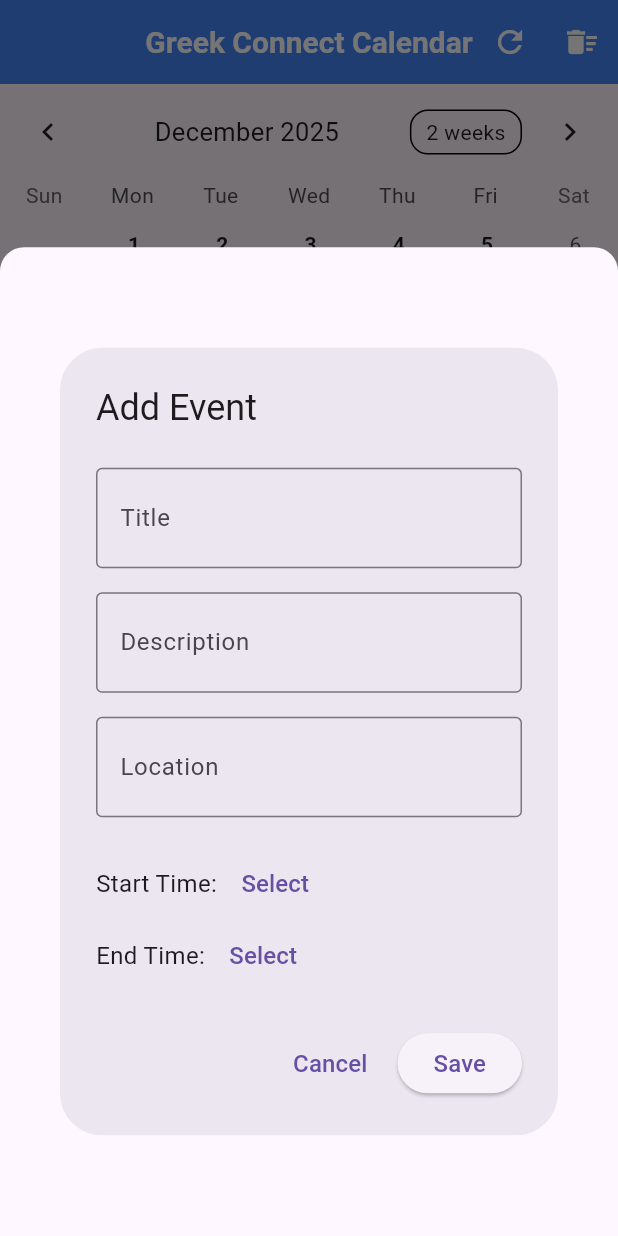
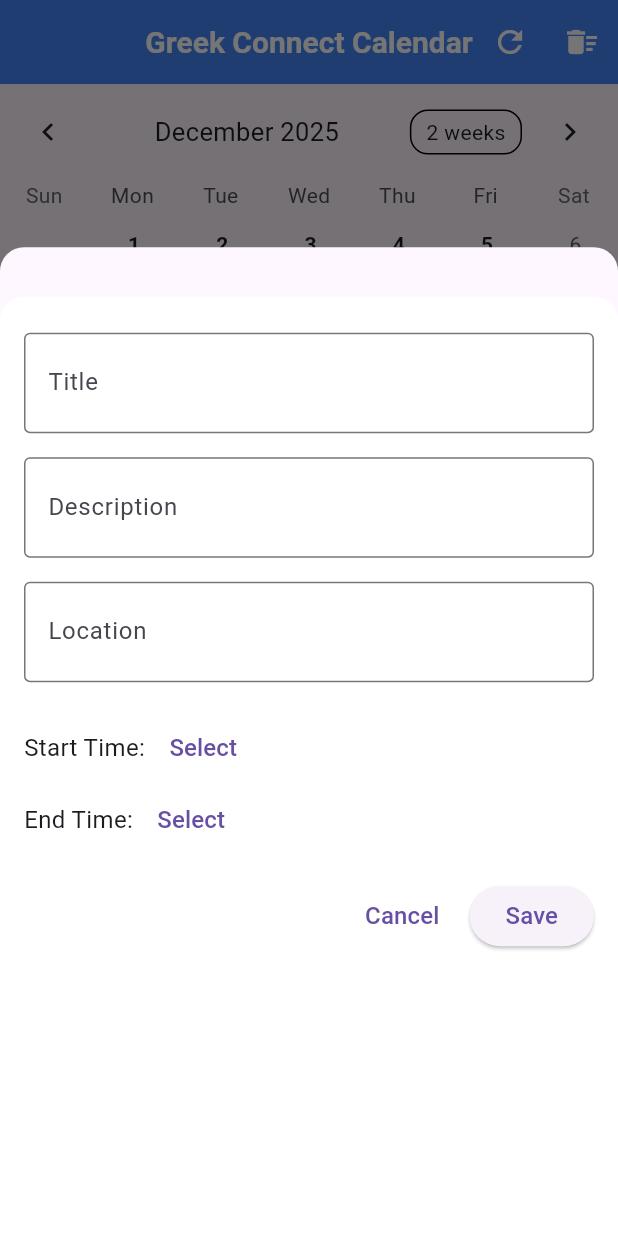
Before and after one commit to Jgalligan1/GreekConnect, a Flutter app: the screen it shows after launch, item 2 of the bottom bar chosen, after a tap on the "add" icon, on a phone screen of 412 x 824 dp. Run offline on Flutter 3.47's test engine with Material 3 defaults, Android fonts, the phone set to English and light mode, and no system bars; drawn by our look-alikes of table_calendar; our stand-ins replace shared_preferences.

Commit message:
Fixed Mobile Even Form Display

```diff
--- a/greek_connect/lib/widgets/event_form_modal.dart
+++ b/greek_connect/lib/widgets/event_form_modal.dart
@@ -21,20 +21,37 @@ class _EventFormModalState extends State<EventFormModal> {
 
   @override
   Widget build(BuildContext context) {
-    return AlertDialog(
-      title: const Text("Add Event"),
-      content: SingleChildScrollView(
-        child: SizedBox(
-          width: MediaQuery.of(context).size.width * 0.9, // Make dialog wider
+    final media = MediaQuery.of(context);
+    final screenWidth = media.size.width;
+    final isPhone = screenWidth < 600;
+
+    return DraggableScrollableSheet(
+      expand: false,
+      initialChildSize: isPhone ? 0.95 : 0.8,
+      minChildSize: 0.5,
+      maxChildSize: 0.95,
+      builder: (context, scrollController) {
+        return Material(
+          color: Colors.white,
+          borderRadius: BorderRadius.vertical(
+            top: Radius.circular(isPhone ? 16 : 12),
+          ),
+          child: SingleChildScrollView(
+            controller: scrollController,
+            padding: EdgeInsets.only(
+              left: 16,
+              right: 16,
+              top: 16,
+              bottom: media.viewInsets.bottom + 16,
+            ),
             child: Form(
               key: _formKey,
               child: Column(
-              mainAxisSize: MainAxisSize.min,
+                crossAxisAlignment: CrossAxisAlignment.stretch,
                 children: [
-
-                // Title field
+                  // ----- Title -----
                   Padding(
-                  padding: const EdgeInsets.symmetric(vertical: 8.0),
+                    padding: const EdgeInsets.symmetric(vertical: 8),
                     child: TextFormField(
                       style: const TextStyle(fontSize: 18),
                       decoration: const InputDecoration(
@@ -43,16 +60,18 @@ class _EventFormModalState extends State<EventFormModal> {
                         contentPadding:
                             EdgeInsets.symmetric(vertical: 20, horizontal: 12),
                       ),
-                    validator: (v) => v == null || v.isEmpty ? 'Required' : null,
+                      validator: (v) =>
+                          v == null || v.isEmpty ? 'Required' : null,
                       onSaved: (v) => _title = v!,
                     ),
                   ),
 
-                // Description field
+                  // ----- Description -----
                   Padding(
-                  padding: const EdgeInsets.symmetric(vertical: 8.0),
+                    padding: const EdgeInsets.symmetric(vertical: 8),
                     child: TextFormField(
                       style: const TextStyle(fontSize: 18),
+                      maxLines: null,
                       decoration: const InputDecoration(
                         labelText: 'Description',
                         border: OutlineInputBorder(),
@@ -63,9 +82,9 @@ class _EventFormModalState extends State<EventFormModal> {
                     ),
                   ),
 
-                // Location field
+                  // ----- Location -----
                   Padding(
-                  padding: const EdgeInsets.symmetric(vertical: 8.0),
+                    padding: const EdgeInsets.symmetric(vertical: 8),
                     child: TextFormField(
                       style: const TextStyle(fontSize: 18),
                       decoration: const InputDecoration(
@@ -74,20 +93,18 @@ class _EventFormModalState extends State<EventFormModal> {
                         contentPadding:
                             EdgeInsets.symmetric(vertical: 20, horizontal: 12),
                       ),
-                    validator: (v) => v == null || v.isEmpty ? 'Required' : null,
+                      validator: (v) =>
+                          v == null || v.isEmpty ? 'Required' : null,
                       onSaved: (v) => _location = v!,
                     ),
                   ),
 
                   const SizedBox(height: 12),
 
-                // Start Time picker
+                  // ----- Start Time -----
                   Row(
                     children: [
-                    const Text(
-                      "Start Time: ",
-                      style: TextStyle(fontSize: 16),
-                    ),
+                      const Text("Start Time: ", style: TextStyle(fontSize: 16)),
                       TextButton(
                         onPressed: () async {
                           final picked = await showTimePicker(
@@ -108,13 +125,10 @@ class _EventFormModalState extends State<EventFormModal> {
                     ],
                   ),
 
-                // End Time picker
+                  // ----- End Time -----
                   Row(
                     children: [
-                    const Text(
-                      "End Time: ",
-                      style: TextStyle(fontSize: 16),
-                    ),
+                      const Text("End Time: ", style: TextStyle(fontSize: 16)),
                       TextButton(
                         onPressed: () async {
                           final picked = await showTimePicker(
@@ -126,31 +140,30 @@ class _EventFormModalState extends State<EventFormModal> {
                           }
                         },
                         child: Text(
-                        _endTime == null ? "Select" : _endTime!.format(context),
+                          _endTime == null
+                              ? "Select"
+                              : _endTime!.format(context),
                           style: const TextStyle(fontSize: 16),
                         ),
                       ),
                     ],
                   ),
-              ],
-            ),
-          ),
-        ),
-      ),
 
-      actions: [
+                  const SizedBox(height: 16),
+
+                  // ----- Buttons -----
+                  Row(
+                    mainAxisAlignment: MainAxisAlignment.end,
+                    children: [
                       TextButton(
                         onPressed: () => Navigator.pop(context),
-          child: const Text(
-            "Cancel",
-            style: TextStyle(fontSize: 16),
+                        child: const Text("Cancel", style: TextStyle(fontSize: 16)),
                       ),
-        ),
+                      const SizedBox(width: 8),
                       ElevatedButton(
                         onPressed: () {
                           if (_formKey.currentState!.validate()) {
                             _formKey.currentState!.save();
-
                             final newEvent = Event(
                               id: UniqueKey().toString(),
                               title: _title,
@@ -160,16 +173,19 @@ class _EventFormModalState extends State<EventFormModal> {
                               endTime: _endTime,
                               date: widget.selectedDate,
                             );
-
                             Navigator.pop(context, newEvent);
                           }
                         },
-          child: const Text(
-            "Save",
-            style: TextStyle(fontSize: 16),
+                        child: const Text("Save", style: TextStyle(fontSize: 16)),
+                      ),
+                    ],
+                  ),
+                ],
               ),
             ),
-      ],
+          ),
+        );
+      },
     );
   }
 }
```
Lines whose indentation alone changed are shown as unchanged.
